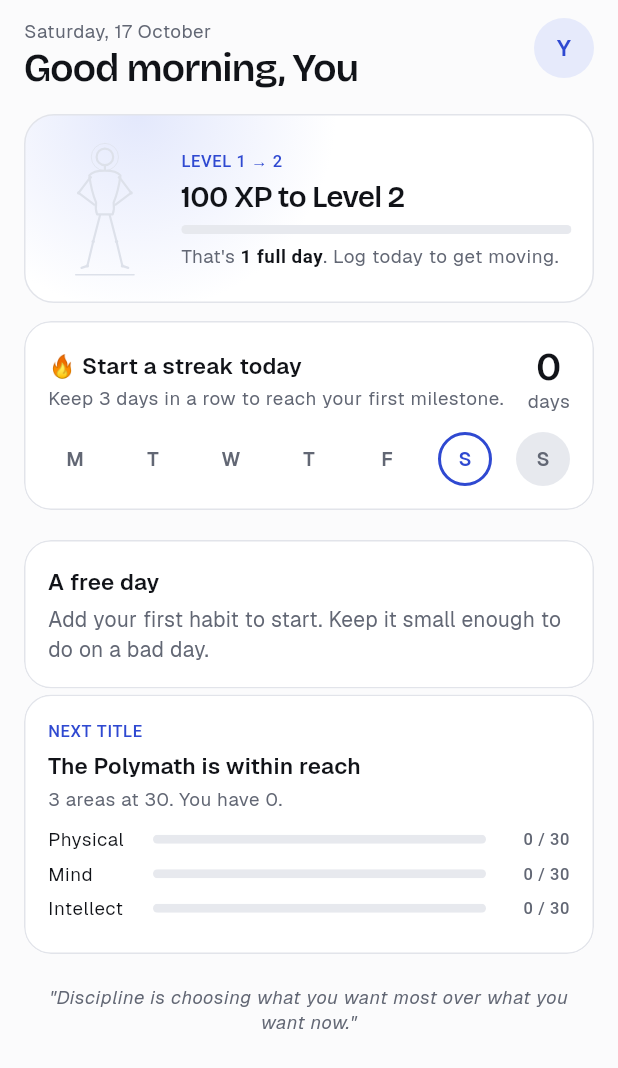
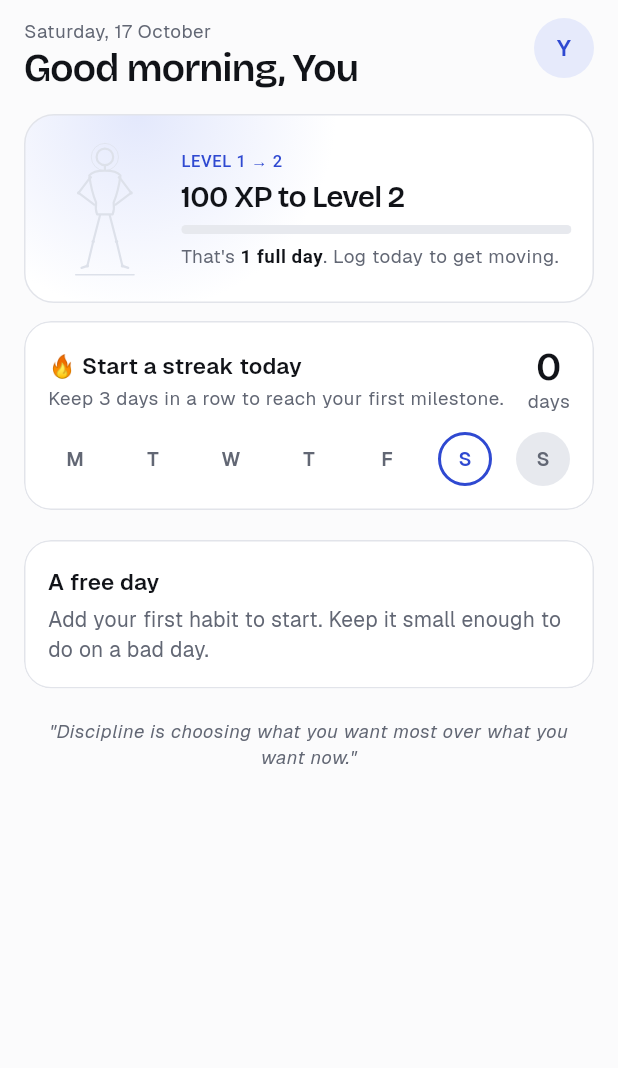
Before and after one commit to soorya2020/habit-tracker-, a Flutter app: the TodayScreen screen opened directly, on a phone screen of 412 x 824 dp. Shown: the top 1068 px of the screen. Run offline on Flutter 3.47's test engine with Material 3 defaults, Android fonts, the phone set to English and light mode, and no system bars; our stand-ins replace cloud_firestore, firebase_auth, firebase_core, flutter_local_notifications, flutter_riverpod, flutter_timezone and 6 more; missing offline and left inert: home_widget; accounts and stored records are empty; network calls fail.

Commit message:
Drop the Next title card; celebrations fire a confetti burst
Co-Authored-By: Claude Opus 5.5 (1M context) <noreply@anthropic.com>
Claude-Session: https://claude.ai/code/session_01L8BCGBH7nf8hLeiusLSPVo

```diff
--- a/lib/features/today/today_screen.dart
+++ b/lib/features/today/today_screen.dart
@@ -84,8 +84,6 @@ class TodayScreen extends ConsumerWidget {
                 ],
               ],
             ],
-            const SizedBox(height: 4),
-            _TitleCard(me: me),
             if (partner != null) ...[
               const SizedBox(height: 12),
               _PartnerCard(me: me, partner: partner),
@@ -449,47 +447,6 @@ class _WeekDot extends StatelessWidget {
   }
 }
 
-/// The next title and the areas that get you there.
-class _TitleCard extends StatelessWidget {
-  const _TitleCard({required this.me});
-  final PersonView me;
-
-  @override
-  Widget build(BuildContext context) {
-    final t = context.tk;
-    final v = me.strengths;
-    final goal = TitleGoal.of(v, resting: me.profile.resting);
-    if (goal == null) {
-      return Panel(child: Text('You hold ${Titles.complete}. Keep every area above ${Titles.completeMin}.', style: context.tx.bodyMedium));
-    }
-    final have = goal.reached(v);
-    return Panel(
-      onTap: () => context.go('/insights'),
-      child: Column(crossAxisAlignment: CrossAxisAlignment.start, children: [
-        Eyebrow('Next title', color: t.accent),
-        const SizedBox(height: 4),
-        Text('${goal.title} is within reach', style: context.tx.titleMedium),
-        const SizedBox(height: 2),
-        Text(
-          goal.title == Titles.polymath
-              ? '${goal.needed} areas at ${goal.target}. You have $have.'
-              : 'Every area at ${goal.target}. Lift the lowest first.',
-          style: context.tx.bodySmall,
-        ),
-        const SizedBox(height: 10),
-        for (final a in goal.areas) ...[
-          Row(children: [
-            SizedBox(width: 70, child: Text(a.label, style: context.tx.bodySmall?.copyWith(color: t.ink))),
-            Expanded(child: Bar(value: (v[a]! / goal.target).clamp(0, 1).toDouble(), color: t.area(a))),
-            SizedBox(width: 56, child: Text('${v[a]} / ${goal.target}', textAlign: TextAlign.right, style: mono(11, t.muted))),
-          ]),
-          const SizedBox(height: 6),
-        ],
-      ]),
-    );
-  }
-}
-
 /// How the other member is doing today, as a friendly nudge.
 class _PartnerCard extends StatelessWidget {
   const _PartnerCard({required this.me, required this.partner});
```
Also changed, not shown: lib/features/today/celebration.dart (+104 -0 lines).
